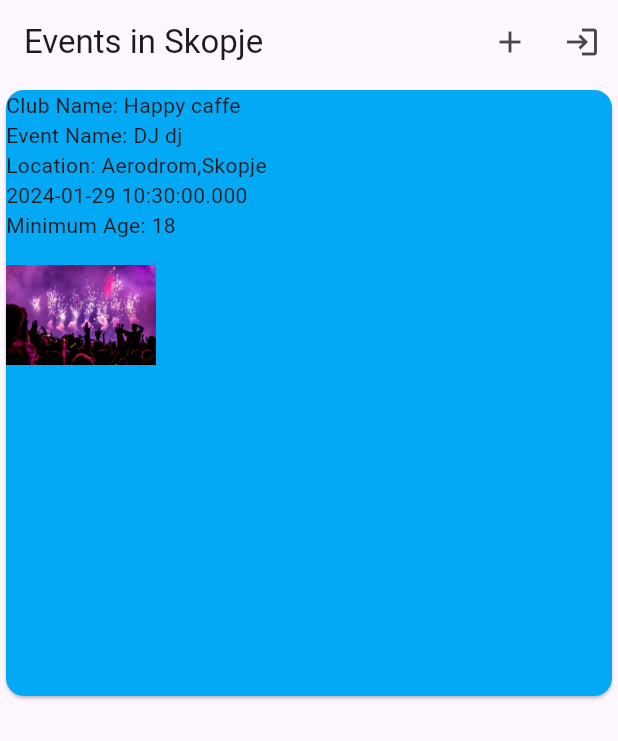
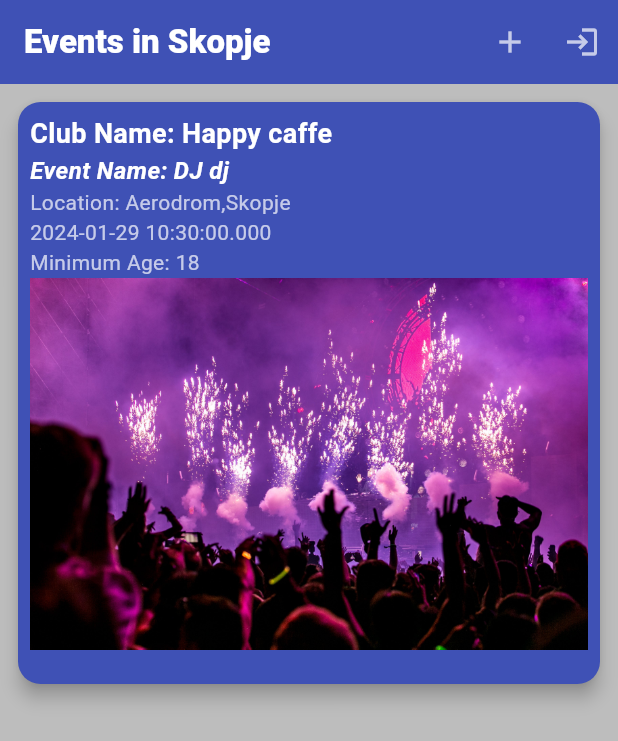
Before and after one commit to IvonaTapshanovska/skopjeNightLifeApp, a Flutter app: the screen it shows after launch, on a phone screen of 412 x 824 dp. Shown: the top 741 px of the screen. Run offline on Flutter 3.47's test engine with Material 3 defaults, Android fonts, the phone set to English and light mode, and no system bars; our stand-ins replace firebase_auth, firebase_core, image_picker; accounts and stored records are empty; Roboto replaces fonts that are missing (Montserrat).

Commit message:
Your commit message

```diff
--- a/lib/main.dart
+++ b/lib/main.dart
@@ -1,9 +1,11 @@
 import 'package:flutter/material.dart';
 import 'package:firebase_core/firebase_core.dart';
+import 'package:flutter/material.dart';
 import 'package:skopjeapp/firebase_options.dart';
 import 'models/event.dart';
 import 'package:firebase_auth/firebase_auth.dart';
 import 'widgets/event_widget.dart';
+import 'package:image_picker/image_picker.dart';
 
 void main() async{
   WidgetsFlutterBinding.ensureInitialized();
@@ -49,13 +51,14 @@ class MainListScreenState extends State<MainListScreen> {
   Widget build(BuildContext context) {
     return Scaffold(
  appBar: AppBar(
-    title: const Text('Events in Skopje'),
+    title: const Text('Events in Skopje',style: TextStyle(color: Colors.white,fontWeight: FontWeight.w900),),
+     backgroundColor: Colors.indigo,
     actions: [
       Row(
         children: [
           //const Text('Add a new course:'),
           IconButton(
-            icon: const Icon(Icons.add),
+            icon: const Icon(Icons.add,color: Colors.white70,),
             onPressed: () => FirebaseAuth.instance.currentUser != null
                 ? _addEventFunction(context)
                 : _navigateToSignInPage(context),
@@ -67,7 +70,7 @@ class MainListScreenState extends State<MainListScreen> {
         children: [
           //const Text("Log out:"),
       IconButton(
-        icon: const Icon(Icons.login),
+        icon: const Icon(Icons.login,color: Colors.white70,),
         onPressed: _signOut,
       ),
     ],
@@ -75,6 +78,7 @@ class MainListScreenState extends State<MainListScreen> {
     ]
   ),
      body: Container(
+       color: Colors.grey[400],
       height: MediaQuery.of(context).size.height * 1.0, // Adjust the value as needed
       child: GridView.builder(
         gridDelegate: const SliverGridDelegateWithFixedCrossAxisCount(
@@ -93,47 +97,78 @@ class MainListScreenState extends State<MainListScreen> {
 
           return Container(
             width: MediaQuery.of(context).size.width * 0.5, // Adjust the value as needed
-            height: 50, // Set a fixed height for each card
+            height: 200, // Set a fixed height for each card
+            margin: const EdgeInsets.all(8.0),
             child: Card(
-              color: Colors.lightBlue,
+              elevation: 5,
+              color: Colors.indigo,
+              shape: RoundedRectangleBorder(
+                borderRadius: BorderRadius.circular(15.0), // Add rounded corners
+              ),
+              child:Padding(
+              padding: const EdgeInsets.all(8.0),
               child: Column(
+                crossAxisAlignment: CrossAxisAlignment.start,
                 children: [
                   Row(
                     children: [
-                      Text('Club Name: $clubName'),
+                      Text('Club Name: $clubName',
+                      style: const TextStyle(
+                        fontWeight: FontWeight.bold,
+                        fontSize: 18,
+                        color: Colors.white,
+                      ),
+                      ),
+
                     ],
                   ),
                   Row(
                     children: [
-                      Text('Event Name: $eventName'),
+                      Text(
+                        'Event Name: $eventName',
+                        style: const TextStyle(
+                        fontWeight: FontWeight.bold,
+                        fontStyle: FontStyle.italic,
+                        fontSize: 16,
+                        color: Colors.white,
+                      ),),
                     ],
                   ),
                   Row(
                     children: [
-                      Text('Location: $location'),
+                      Text('Location: $location',
+                        style: const TextStyle(
+                      fontSize: 14,
+                            color: Colors.white70,
+                  ),),
                     ],
                   ),
                   Row(
                     children: [
-                      Text(dateTime.toString()),
+                      Text(dateTime.toString(),
+                        style: const TextStyle(
+                        fontSize:14,
+                          color: Colors.white70,
+          ),),
                     ],
                   ),
                   Row(
                     children: [
-                      Text('Minimum Age: $minAge'),
+                      Text('Minimum Age: $minAge',
+                        style: const TextStyle(fontSize: 14,color: Colors.white70,),),
                     ],
                   ),
-                  Row(
-              children: [
-              Image.asset(
-                  pictureUrl,
-                  width: 100, // Adjust the width as needed
-                  height: 100, // Adjust the height as needed
-                ),
-              ],
+                  SizedBox(
+                    width: double.infinity,
+                    child: Image.asset(
+                      pictureUrl,
+                      fit: BoxFit.cover, // Ensure the image covers the entire space
+                    ),
+
             ),
                 ],
               ),
+            ),
             ),
           );
         },
@@ -153,6 +188,7 @@ class MainListScreenState extends State<MainListScreen> {
   }
 
   Future<void> _addEventFunction(BuildContext context) async {
+
     return showModalBottomSheet(
         context: context,
         builder: (_) {
@@ -215,6 +251,7 @@ class AuthScreenState extends State<AuthScreen> {
     _scaffoldKey.currentState?.showSnackBar(SnackBar(
       content: Text(message),
       duration: const Duration(seconds: 2),
+      backgroundColor: Colors.indigo,
     ));
   }
 
@@ -264,14 +301,14 @@ class AuthScreenState extends State<AuthScreen> {
       ),
       body: Container(
         // Set the background color for the login page
-        color: Color.fromARGB(255, 220, 220, 220), // You can choose any color you prefer
+        color: const Color.fromARGB(255, 220, 220, 220), // You can choose any color you prefer
         child: Padding(
           padding: const EdgeInsets.all(16.0),
           child: Column(
             mainAxisAlignment: MainAxisAlignment.center,
             children: [
               // Make the email text bold
-              Text(
+              const Text(
                 "Email",
                 style: TextStyle(
                   color: Colors.black, // Text color
@@ -285,7 +322,7 @@ class AuthScreenState extends State<AuthScreen> {
               ),
               const SizedBox(height: 20),
               // Make the password text bold
-              Text(
+              const Text(
                 "Password",
                 style: TextStyle(
                   color: Colors.black, // Text color
@@ -300,6 +337,10 @@ class AuthScreenState extends State<AuthScreen> {
               ),
               const SizedBox(height: 20),
               ElevatedButton(
+                style: ElevatedButton.styleFrom(
+                  foregroundColor: Colors.white,
+                  backgroundColor: Colors.indigo,  // Button text color
+                ),
                 onPressed: _authAction,
                 child: Text(widget.isLogin ? "Sign In" : "Register"),
               ),
```
